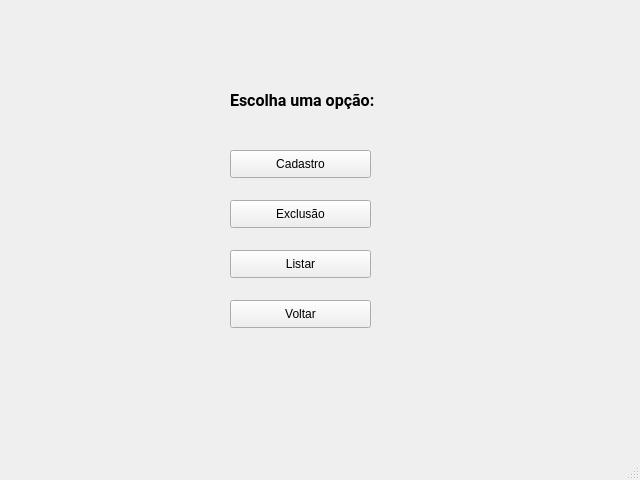
virgilio09/Controle-de-estoque, file Qt-designer/tela_op_funcionario.ui: the form before one commit.
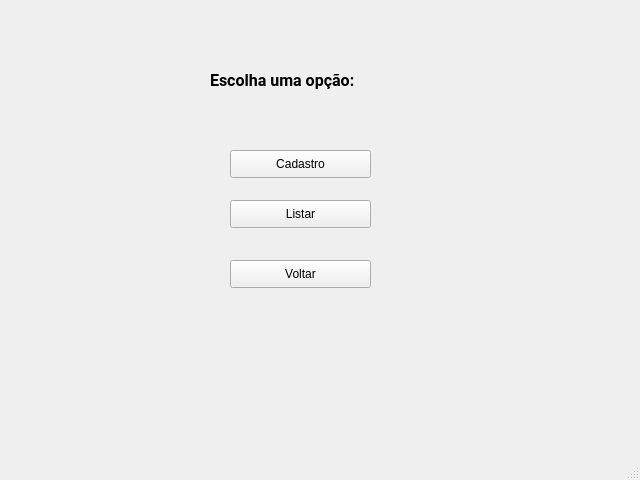
The form after the commit.

What changed in the file:
```diff
--- a/Qt-designer/tela_op_funcionario.ui
+++ b/Qt-designer/tela_op_funcionario.ui
@@ -17,10 +17,10 @@
    <widget class="QLabel" name="label">
     <property name="geometry">
      <rect>
-      <x>230</x>
-      <y>90</y>
-      <width>151</width>
-      <height>20</height>
+      <x>210</x>
+      <y>70</y>
+      <width>211</width>
+      <height>21</height>
      </rect>
     </property>
     <property name="font">
@@ -58,19 +58,6 @@
      </rect>
     </property>
     <property name="text">
-     <string>Exclusão</string>
-    </property>
-   </widget>
-   <widget class="QPushButton" name="pushButton_3">
-    <property name="geometry">
-     <rect>
-      <x>230</x>
-      <y>250</y>
-      <width>141</width>
-      <height>28</height>
-     </rect>
-    </property>
-    <property name="text">
      <string>Listar</string>
     </property>
    </widget>
@@ -78,7 +65,7 @@
     <property name="geometry">
      <rect>
       <x>230</x>
-      <y>300</y>
+      <y>260</y>
       <width>141</width>
       <height>28</height>
      </rect>
```
